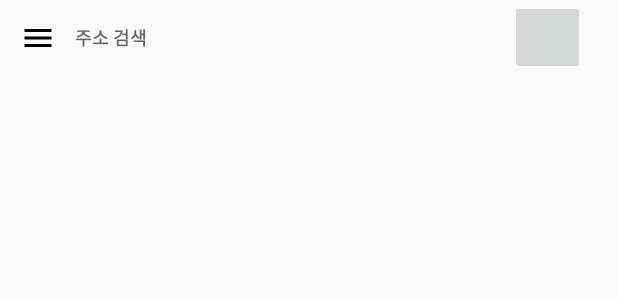
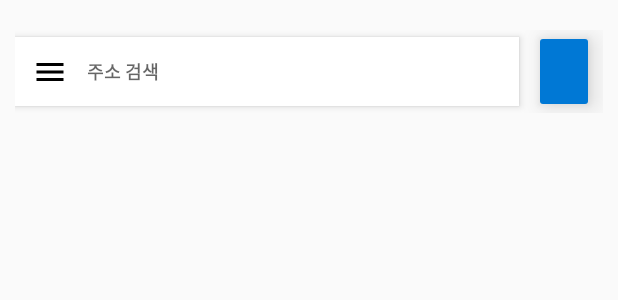
Before and after one commit to With-Us-Earth/GG-Map, an Android app: the layout activity_map.xml on its own in the app's theme, with its tools: preview values and no code run, on a phone screen of 412 x 824 dp. Shown: the top 300 px of the screen. Run offline under Robolectric (Android 15) with nearby library versions, the phone set to English and light mode, and no system bars.

Commit message:
add Map Layout2

```diff
--- a/app/src/main/res/layout/activity_map.xml
+++ b/app/src/main/res/layout/activity_map.xml
@@ -1,10 +1,9 @@
 <?xml version="1.0" encoding="utf-8"?>
-<LinearLayout
-    xmlns:android="http://schemas.android.com/apk/res/android"
+<LinearLayout xmlns:android="http://schemas.android.com/apk/res/android"
     xmlns:app="http://schemas.android.com/apk/res-auto"
+    xmlns:tools="http://schemas.android.com/tools"
     android:layout_width="match_parent"
     android:layout_height="match_parent"
-    xmlns:tools="http://schemas.android.com/tools"
     android:orientation="vertical"
     tools:context=".MapActivity">
 
@@ -17,14 +16,20 @@
         <LinearLayout
             android:layout_width="match_parent"
             android:layout_height="wrap_content"
+            android:layout_marginStart="10dp"
+            android:layout_marginTop="20dp"
+            android:layout_marginEnd="10dp"
             android:background="#00FFFFFF"
             android:orientation="horizontal">
 
             <LinearLayout
                 android:layout_width="wrap_content"
                 android:layout_height="wrap_content"
-                android:layout_margin="10dp"
-                android:orientation="horizontal">
+                android:layout_gravity="center"
+                android:background="@color/white"
+                android:elevation="3dp"
+                android:orientation="horizontal"
+                android:padding="8dp">
 
                 <ImageButton
                     android:layout_width="30dp"
@@ -39,20 +44,22 @@
                     android:layout_height="wrap_content"
                     android:layout_gravity="center"
                     android:layout_marginStart="10dp"
+                    android:background="#00FFFFFF"
+                    android:ems="20"
+                    android:hint="주소 검색"
                     android:textSize="12dp"
-                    android:textStyle="bold"
-                    android:hint="주소 검색"
-                    android:ems="20"
-                    android:background="#00FFFFFF"
-                    />
+                    android:textStyle="bold" />
 
             </LinearLayout>
 
             <ImageButton
-                android:layout_width="50dp"
-                android:layout_height="50dp"
+                android:layout_width="40dp"
+                android:layout_height="55dp"
                 android:layout_gravity="center"
-                android:layout_marginEnd="10dp" />
+                android:layout_marginStart="10dp"
+                android:layout_marginEnd="10dp"
+                android:backgroundTint="#0078D5"
+                android:elevation="10dp" />
 
 
         </LinearLayout>
```
